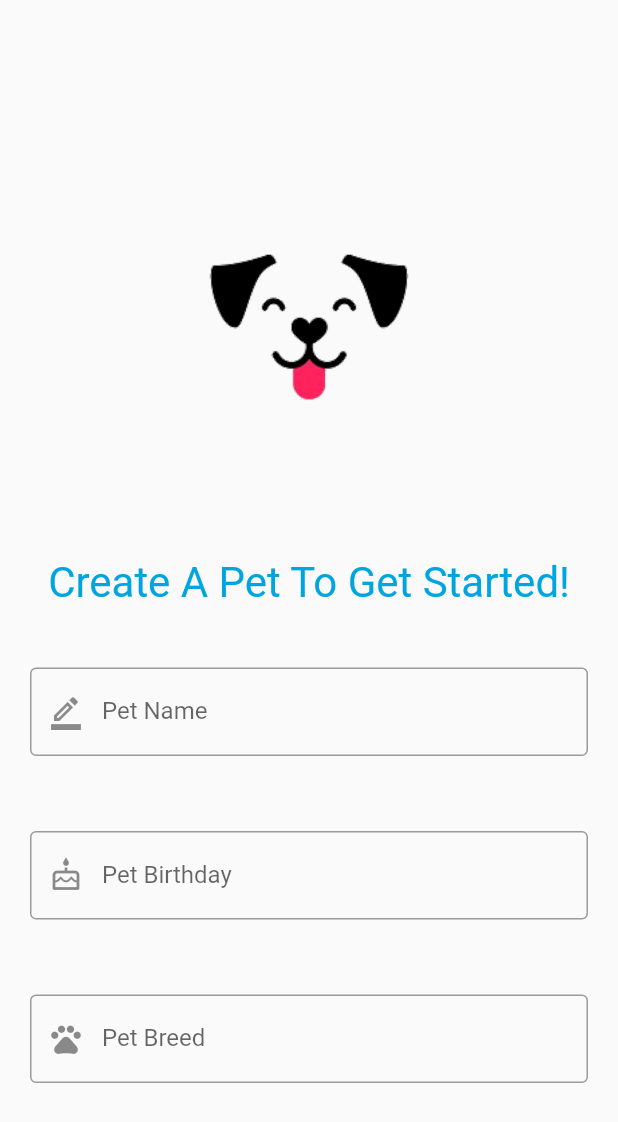
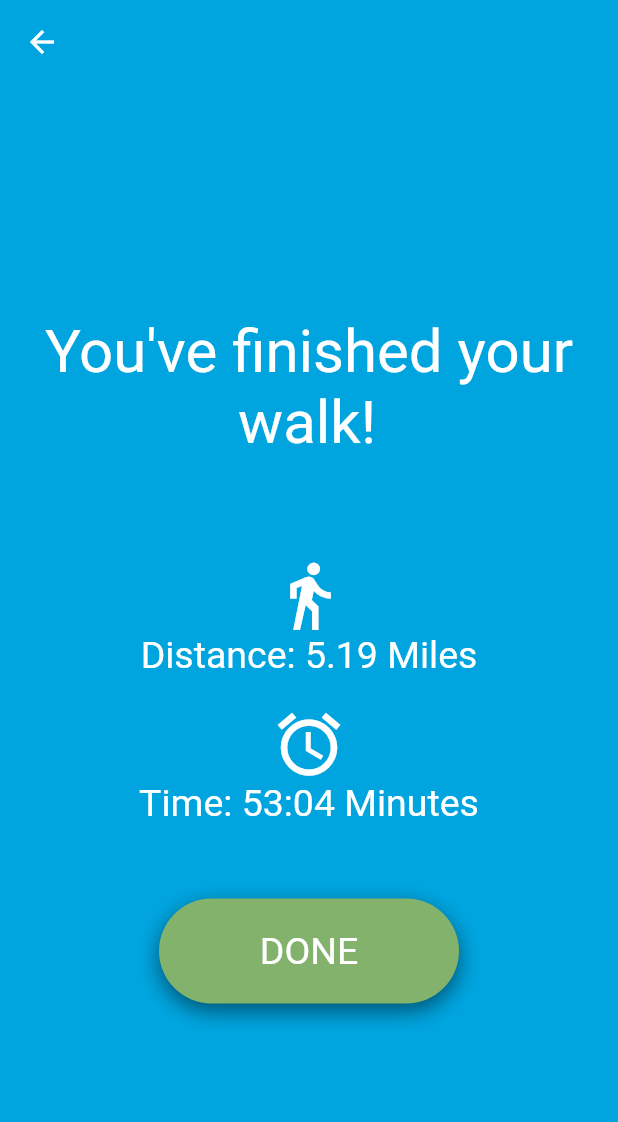
Before and after one commit to acm-projects/Ready-Pet-Go, a Flutter app: the screen it shows after launch, on a phone screen of 412 x 824 dp. Shown: the top 1122 px of the screen. Run offline on Flutter 3.47's test engine with Material 2 defaults, Android fonts, the light colour scheme and no system bars; our stand-ins replace easy_splash_screen.

Commit message:
completed finish walk screen

```diff
--- /dev/null
+++ b/front_end_faiza/lib/finish_walk.dart
@@ -0,0 +1,122 @@
+import 'package:flutter/material.dart';
+
+class FinishScreen extends StatefulWidget {
+  @override
+  _FinishScreenState createState() => _FinishScreenState();
+}
+class _FinishScreenState extends State<FinishScreen> with SingleTickerProviderStateMixin {
+  late double _scale;
+  late AnimationController _controller;
+  @override
+  void initState() {
+    _controller = AnimationController(
+      vsync: this,
+      duration: Duration(
+        milliseconds: 500,
+      ),
+      lowerBound: 0.0,
+      upperBound: 0.1,
+    )..addListener(() {
+      setState(() {});
+    });
+    super.initState();
+  }
+@override
+  void dispose() {
+    super.dispose();
+    _controller.dispose();
+  }
+@override
+  Widget build(BuildContext context) {
+    _scale = 1 - _controller.value;
+    return Scaffold(
+      backgroundColor: Color(0xFF00A5E0),
+      appBar: AppBar(
+        title: Padding(
+		  padding: const EdgeInsets.only(left: 95.0),
+		  child: Text(' '),
+
+		),
+    elevation: 0.0,
+    bottomOpacity: 0.0,
+    backgroundColor: Color(0xFF00A5E0),
+
+        //centerTitle: true,
+        //automaticallyImplyLeading: false,
+
+      leading: IconButton(
+          icon: Icon(Icons.arrow_back_sharp),
+			tooltip: 'Menu',
+			onPressed: () {},
+      )
+      ),
+        body: Column(
+          mainAxisAlignment: MainAxisAlignment.center,
+          children: <Widget>[
+            Center(child: Text('You\'ve finished your\n             walk!\n',style: TextStyle(color: Colors.white, fontSize: 40.0),)),
+            SizedBox(
+              height: 20.0,
+            ),
+            Center(child: Icon(Icons.directions_walk, size: 50, color: Colors.white,)),
+            Center(child: Text('Distance: 5.19 Miles',style: TextStyle(color: Colors.white, fontSize: 25.0),)),
+            SizedBox(
+              height: 20.0,
+            ),
+            Center(child: Icon(Icons.alarm, size: 50, color: Colors.white,)),
+            Center(child: Text('Time: 53:04 Minutes\n',style: TextStyle(color: Colors.white, fontSize: 25.0),)),
+            SizedBox(
+              height: 20.0,
+            ),
+            Center(
+              child: GestureDetector(
+                onTapDown: _tapDown,
+                onTapUp: _tapUp,
+                child: Transform.scale(
+                  scale: _scale,
+                  child: _animatedButton(),
+                ),
+              ),
+            ),
+          ],
+),
+    );
+  }
+Widget  _animatedButton() {
+    return Container(
+      height: 70,
+      width: 200,
+      decoration: BoxDecoration(
+          borderRadius: BorderRadius.circular(100.0),
+          boxShadow: [
+            BoxShadow(
+              color: Color(0x80000000),
+              blurRadius: 12.0,
+              offset: Offset(0.0, 5.0),
+            ),
+          ],
+          gradient: LinearGradient(
+            begin: Alignment.topLeft,
+            end: Alignment.bottomRight,
+            colors: [
+              Color(0xff82B26C),
+              Color(0xff82B26C),
+            ],
+          )),
+      child: Center(
+        child: Text(
+          'DONE',
+          style: TextStyle(
+              fontSize: 25.0,
+              //fontWeight: FontWeight.bold,
+              color: Colors.white),
+        ),
+      ),
+    );
+  }
+void _tapDown(TapDownDetails details) {
+    _controller.forward();
+  }
+void _tapUp(TapUpDetails details) {
+    _controller.reverse();
+  }
+}
--- a/front_end_faiza/lib/main.dart
+++ b/front_end_faiza/lib/main.dart
@@ -4,6 +4,7 @@
 import 'package:flutter/material.dart';
 import 'package:easy_splash_screen/easy_splash_screen.dart';
 import 'package:front_end_faiza/create_a_pet_page.dart';
+import 'package:front_end_faiza/finish_walk.dart';
 import 'package:front_end_faiza/login_page.dart';
 import 'package:front_end_faiza/start_walk.dart';
 import 'package:front_end_faiza/task_list.dart';
@@ -37,7 +38,7 @@ class _SplashScreenState extends State<SplashScreen> {
         showLoader: true,
         loadingText: Text("Loading..."),
         //redirect to page you want it to go
-        navigator: CreateAPet(),
+        navigator: FinishScreen(),
         durationInSeconds: 5,
       )),
       debugShowCheckedModeBanner: false,
```
Also changed, not shown: 1 other file.
